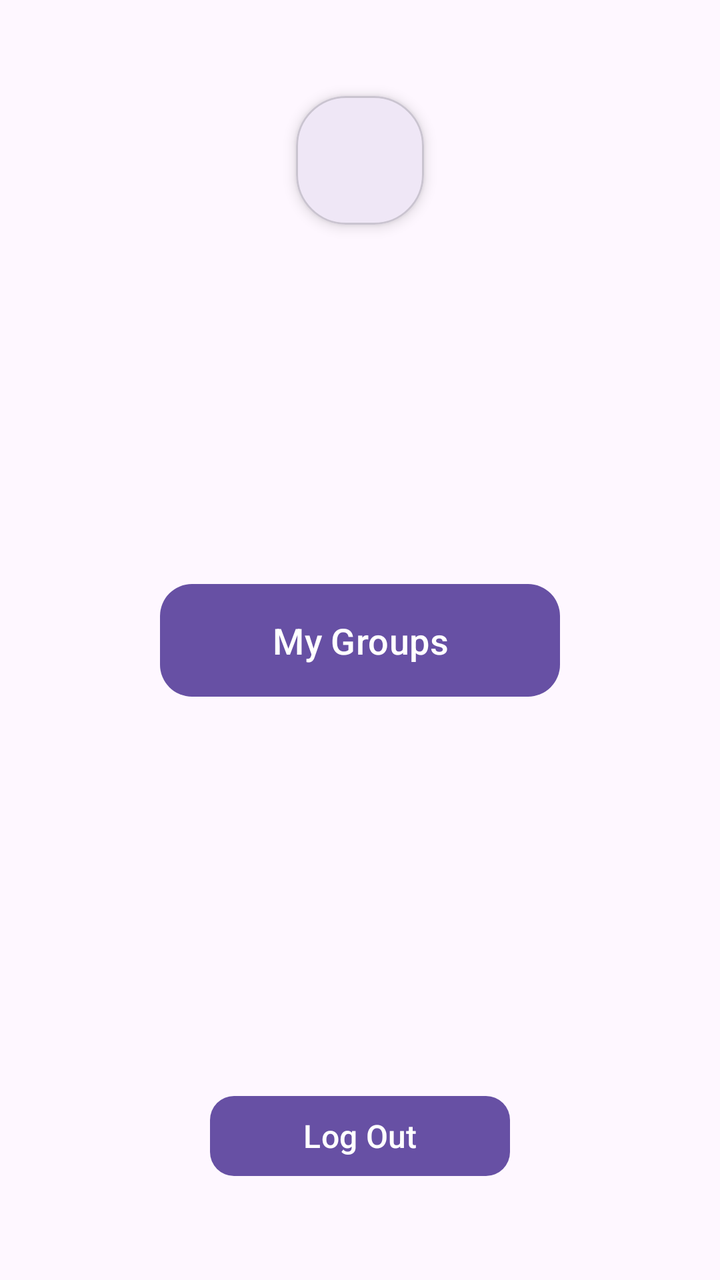
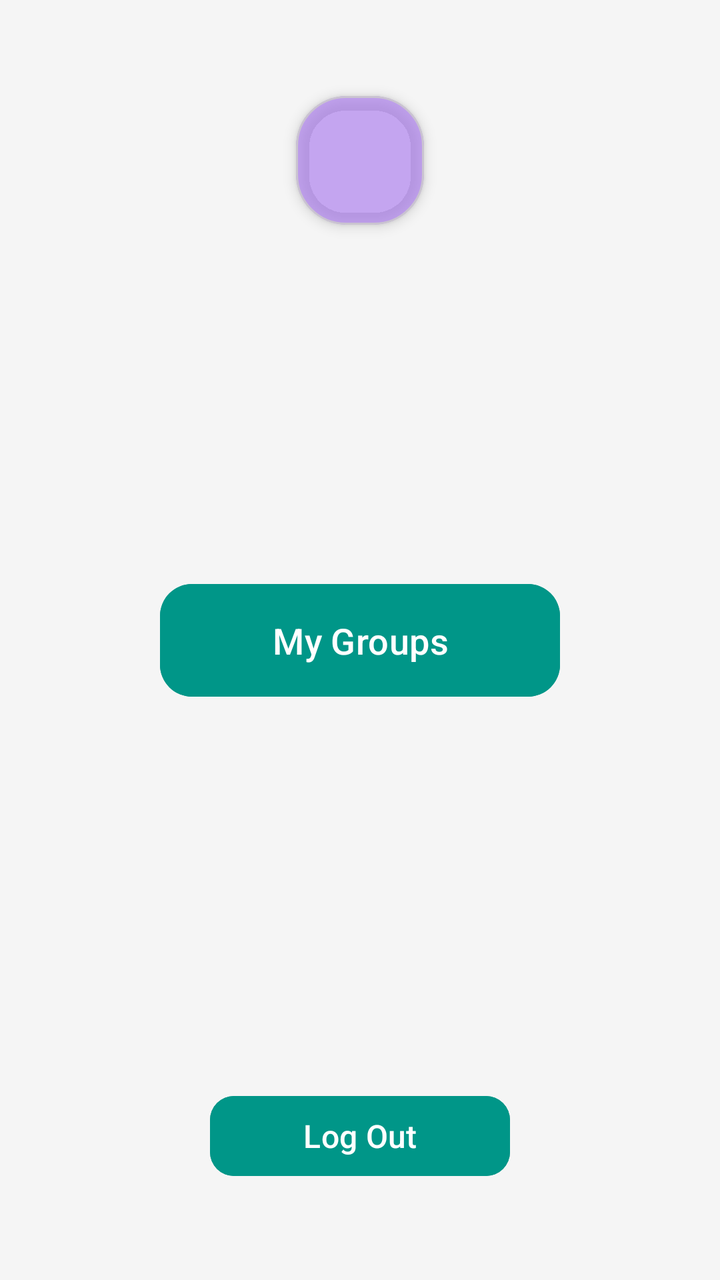

Before-and-after screenshots of an Android layout around one commit, followed by the original layout XML and the change that was made.
<!-- AndroidManifest.xml: application theme Theme.Studybuddy3 -->
<!-- res/layout/activity_home.xml -->
<?xml version="1.0" encoding="utf-8"?>
<androidx.constraintlayout.widget.ConstraintLayout xmlns:android="http://schemas.android.com/apk/res/android"
    xmlns:app="http://schemas.android.com/apk/res-auto"
    android:layout_width="match_parent"
    android:layout_height="match_parent"
    android:padding="16dp">

    <com.google.android.material.card.MaterialCardView
        android:id="@+id/nameCard"
        android:layout_width="wrap_content"
        android:layout_height="wrap_content"
        android:layout_marginTop="32dp"
        app:cardCornerRadius="25dp"
        app:cardElevation="4dp"
        app:layout_constraintEnd_toEndOf="parent"
        app:layout_constraintStart_toStartOf="parent"
        app:layout_constraintTop_toTopOf="parent">

        <TextView
            android:id="@+id/userNameText"
            android:layout_width="wrap_content"
            android:layout_height="wrap_content"
            android:paddingHorizontal="32dp"
            android:paddingVertical="16dp"
            android:textAlignment="center"
            android:textColor="@android:color/black"
            android:textSize="24sp"
            android:textStyle="bold" />

    </com.google.android.material.card.MaterialCardView>

    <com.google.android.material.button.MaterialButton
        android:id="@+id/myGroupsButton"
        android:layout_width="200dp"
        android:layout_height="wrap_content"
        android:padding="16dp"
        android:text="My Groups"
        android:textSize="18sp"
        app:cornerRadius="16dp"
        app:layout_constraintBottom_toBottomOf="parent"
        app:layout_constraintEnd_toEndOf="parent"
        app:layout_constraintStart_toStartOf="parent"
        app:layout_constraintTop_toTopOf="parent" />

    <com.google.android.material.button.MaterialButton
        android:id="@+id/logoutButton"
        android:layout_width="150dp"
        android:layout_height="wrap_content"
        android:layout_marginBottom="32dp"
        android:text="Log Out"
        android:textSize="16sp"
        app:cornerRadius="12dp"
        app:layout_constraintBottom_toBottomOf="parent"
        app:layout_constraintEnd_toEndOf="parent"
        app:layout_constraintStart_toStartOf="parent" />

</androidx.constraintlayout.widget.ConstraintLayout>
<!-- resources referenced by this layout -->
<resources>
  <style name="Theme.Studybuddy3" parent="Base.Theme.Studybuddy3" />
  <style name="Base.Theme.Studybuddy3" parent="Theme.Material3.DayNight.NoActionBar">
          
          
      </style>
</resources>

<!-- the commit's change to res/layout/activity_home.xml (unified diff, before → after) -->
@@ -3,7 +3,8 @@
     xmlns:app="http://schemas.android.com/apk/res-auto"
     android:layout_width="match_parent"
     android:layout_height="match_parent"
-    android:padding="16dp">
+    android:padding="16dp"
+    android:background="@color/background_color">
 
     <com.google.android.material.card.MaterialCardView
         android:id="@+id/nameCard"
@@ -12,6 +13,7 @@
         android:layout_marginTop="32dp"
         app:cardCornerRadius="25dp"
         app:cardElevation="4dp"
+        app:cardBackgroundColor="@color/primary_color"
         app:layout_constraintEnd_toEndOf="parent"
         app:layout_constraintStart_toStartOf="parent"
         app:layout_constraintTop_toTopOf="parent">
@@ -23,7 +25,7 @@
             android:paddingHorizontal="32dp"
             android:paddingVertical="16dp"
             android:textAlignment="center"
-            android:textColor="@android:color/black"
+            android:textColor="@android:color/white"
             android:textSize="24sp"
             android:textStyle="bold" />
 
@@ -36,6 +38,8 @@
         android:padding="16dp"
         android:text="My Groups"
         android:textSize="18sp"
+        android:backgroundTint="@color/secondary_color"
+        android:textColor="@android:color/white"
         app:cornerRadius="16dp"
         app:layout_constraintBottom_toBottomOf="parent"
         app:layout_constraintEnd_toEndOf="parent"
@@ -49,6 +53,8 @@
         android:layout_marginBottom="32dp"
         android:text="Log Out"
         android:textSize="16sp"
+        android:backgroundTint="@color/secondary_color"
+        android:textColor="@android:color/white"
         app:cornerRadius="12dp"
         app:layout_constraintBottom_toBottomOf="parent"
         app:layout_constraintEnd_toEndOf="parent"
<!-- resource entries referenced after the edit -->
@@ -1,5 +1,8 @@
 <!-- resources referenced by this layout -->
 <resources>
+  <color name="background_color">#F5F5F5</color>
+  <color name="primary_color">#A9AC7EEF</color>
+  <color name="secondary_color">#009688</color>
   <style name="Theme.Studybuddy3" parent="Base.Theme.Studybuddy3" />
   <style name="Base.Theme.Studybuddy3" parent="Theme.Material3.DayNight.NoActionBar">
           
